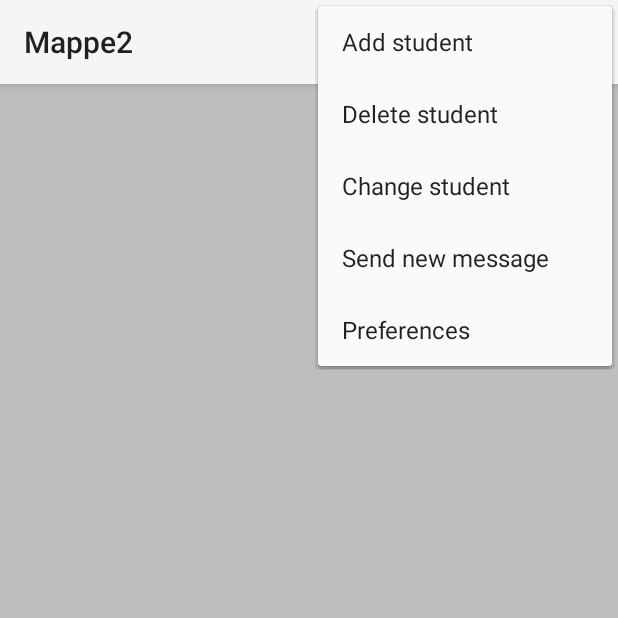
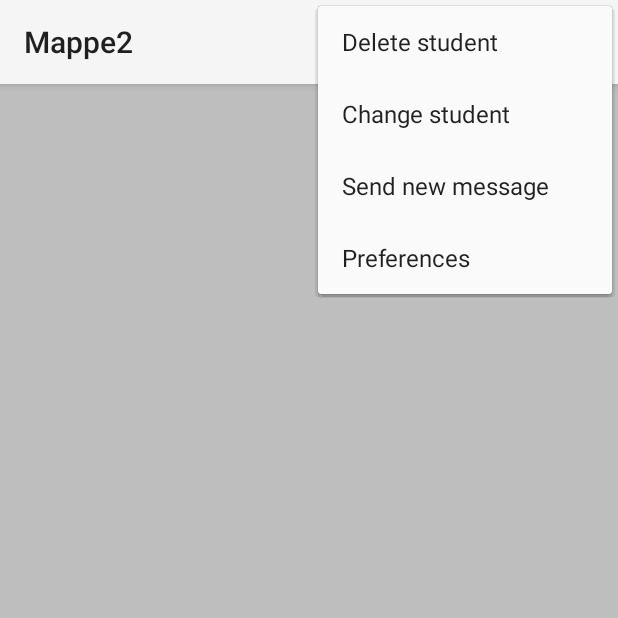
Before and after one commit to larshaga/Mappe2-Apputvikling, an Android app: the screen it shows after launch (MainActivity), with the options menu open, on a phone screen of 412 x 824 dp, the top half of it. Run offline under Robolectric (Android 15) with nearby library versions, the phone set to English and light mode, and no system bars.

Commit message:
removed unsued menuItem

```diff
--- a/app/src/main/res/menu/menu.xml
+++ b/app/src/main/res/menu/menu.xml
@@ -1,10 +1,6 @@
 <menu xmlns:android="http://schemas.android.com/apk/res/android"
       xmlns:app="http://schemas.android.com/apk/res-auto">
 
-    <item
-        android:id="@+id/addstudent"
-        android:title="@string/stringaddstudent"
-        app:showAsAction="never"/>
 
     <item
         android:id="@+id/deletestudent"
```
